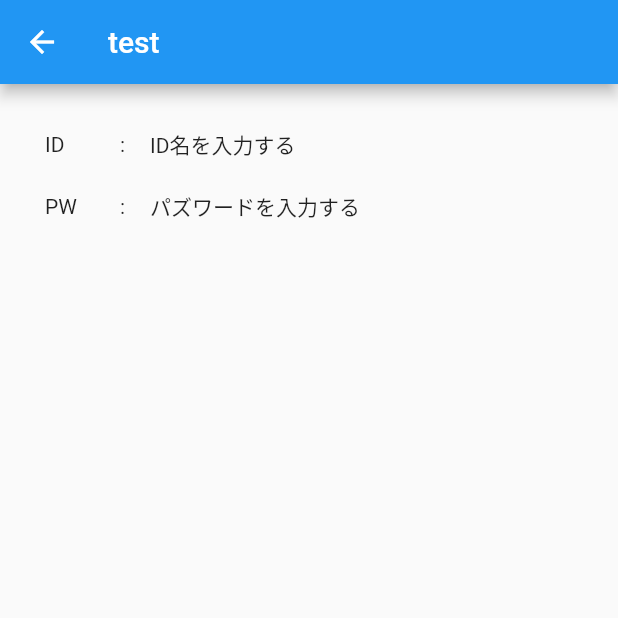
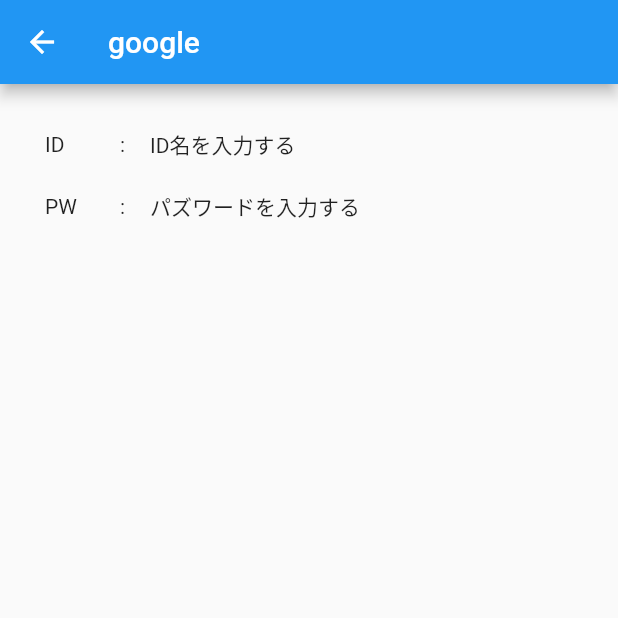
Before and after one commit to okatoku331/todo_list, a Flutter app: the screen it shows after launch, after a tap on "google", on a phone screen of 412 x 824 dp, the top half of it. Run offline on Flutter 3.47's test engine with Material 2 defaults, Android fonts, the phone set to English and light mode, and no system bars.

Commit message:
第18版　画面遷移/データの受け渡し2

```diff
--- a/lib/main.dart
+++ b/lib/main.dart
@@ -58,7 +58,7 @@ class _MyHomePageState extends State<MyHomePage> {
                   Navigator.push(
                       context,
                       MaterialPageRoute(
-                          builder: (context) => NextPage('test')));
+                          builder: (context) => NextPage(titleList[index])));
                 },
               ),
               Divider(
```
